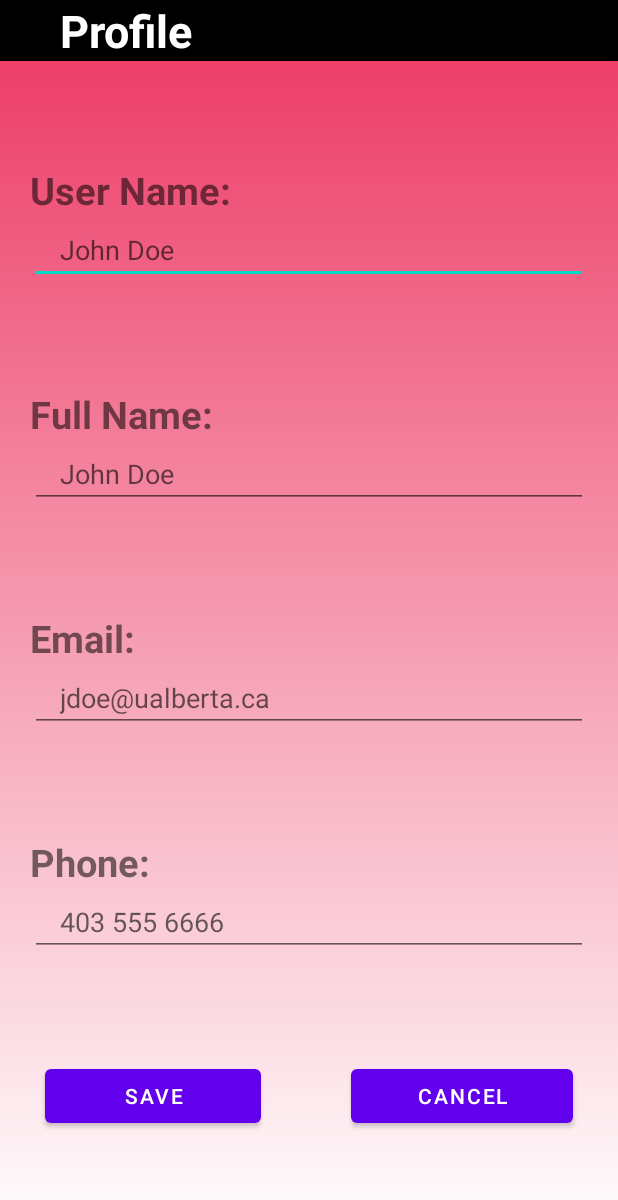
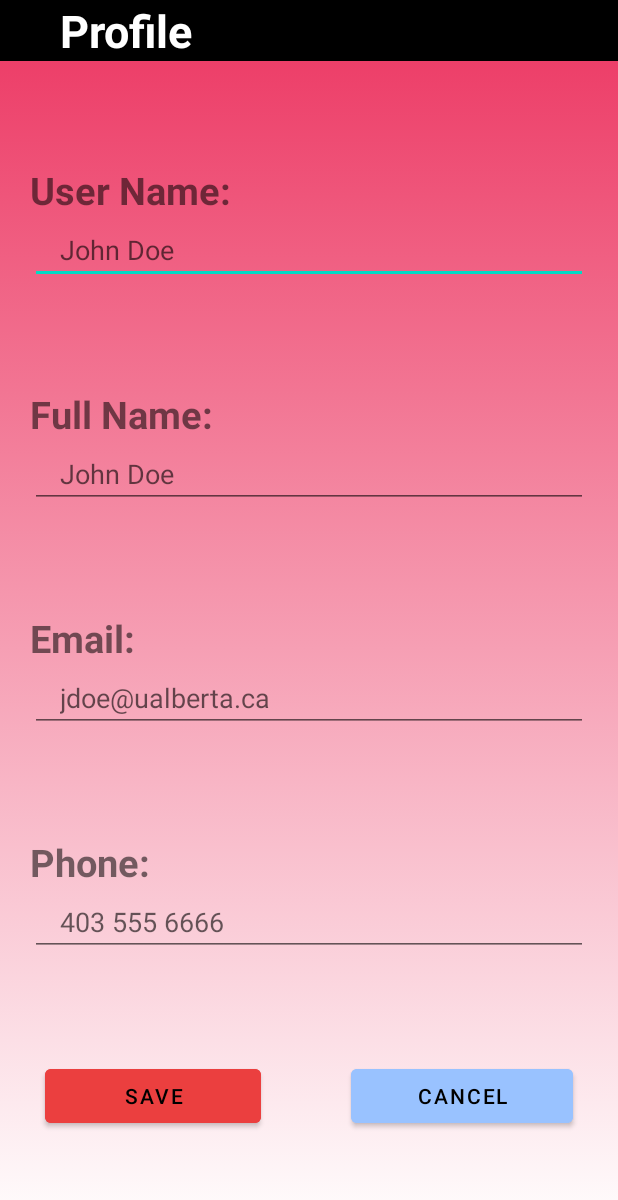
Before and after one commit to CMPUT301W23T42/QRHunter, an Android app: the layout fragment_profile_edit.xml on its own in the app's theme, with its tools: preview values and no code run, on a phone screen of 412 x 824 dp. Shown: the top 1200 px of the screen. Run offline under Robolectric (Android 15) with nearby library versions, the phone set to English and light mode, and no system bars.

Commit message:
changed profile button color and wallet sortby margin

```diff
--- a/app/src/main/res/layout/fragment_profile_edit.xml
+++ b/app/src/main/res/layout/fragment_profile_edit.xml
@@ -137,6 +137,8 @@
             android:layout_weight="1"
             android:layout_marginLeft="30dp"
             android:layout_marginRight="30dp"
+            android:backgroundTint="#EB3F3F"
+            android:textColor="@color/black"
             style="android:attr/buttonBarButtonStyle">
         </Button>
         <Button
@@ -147,6 +149,8 @@
             android:layout_weight="1"
             android:layout_marginLeft="30dp"
             android:layout_marginRight="30dp"
+            android:backgroundTint="#99C2FF"
+            android:textColor="@color/black"
             style="android:attr/buttonBarButtonStyle">
         </Button>
     </LinearLayout>
--- a/app/src/main/res/layout/fragment_wallet.xml
+++ b/app/src/main/res/layout/fragment_wallet.xml
@@ -26,6 +26,7 @@
         android:layout_width="wrap_content"
         android:layout_height="wrap_content"
         android:layout_marginStart="10dp"
+        android:layout_marginTop="11dp"
         android:text="SORT BY:"
         android:textSize="16sp"
         app:layout_constraintStart_toStartOf="parent"
```
